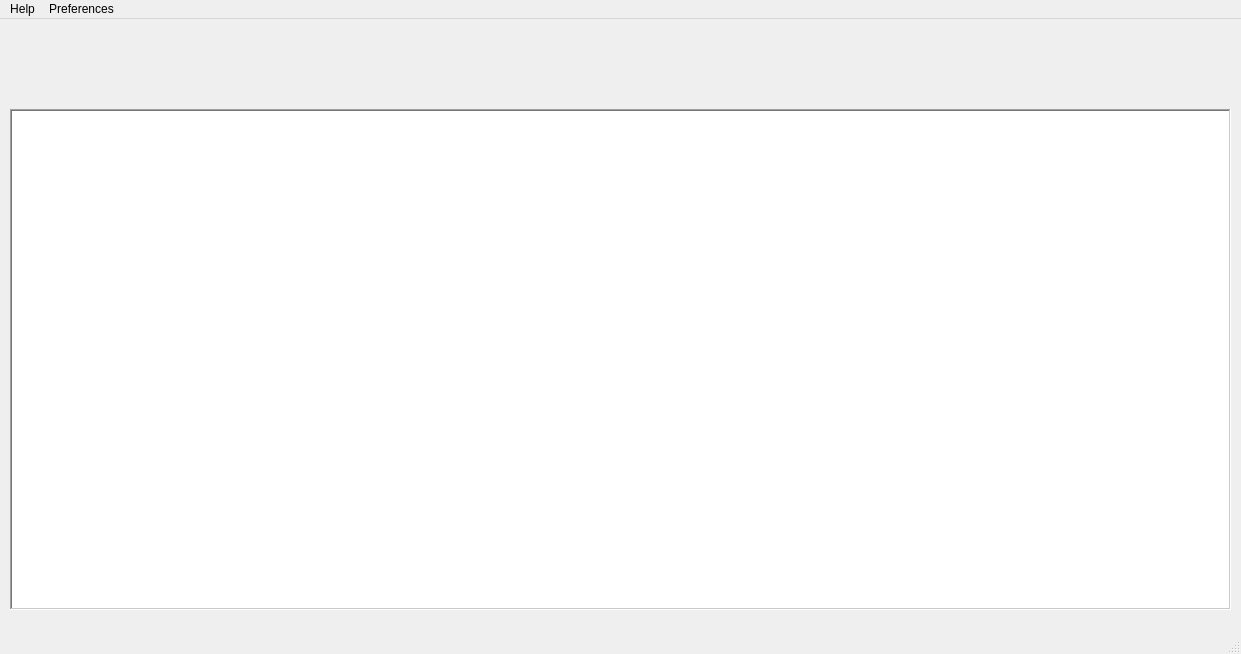
The window that mainwindow.ui (rcatalasan/NFL-Pamphlet) describes before a commit, drawn with Qt 5.
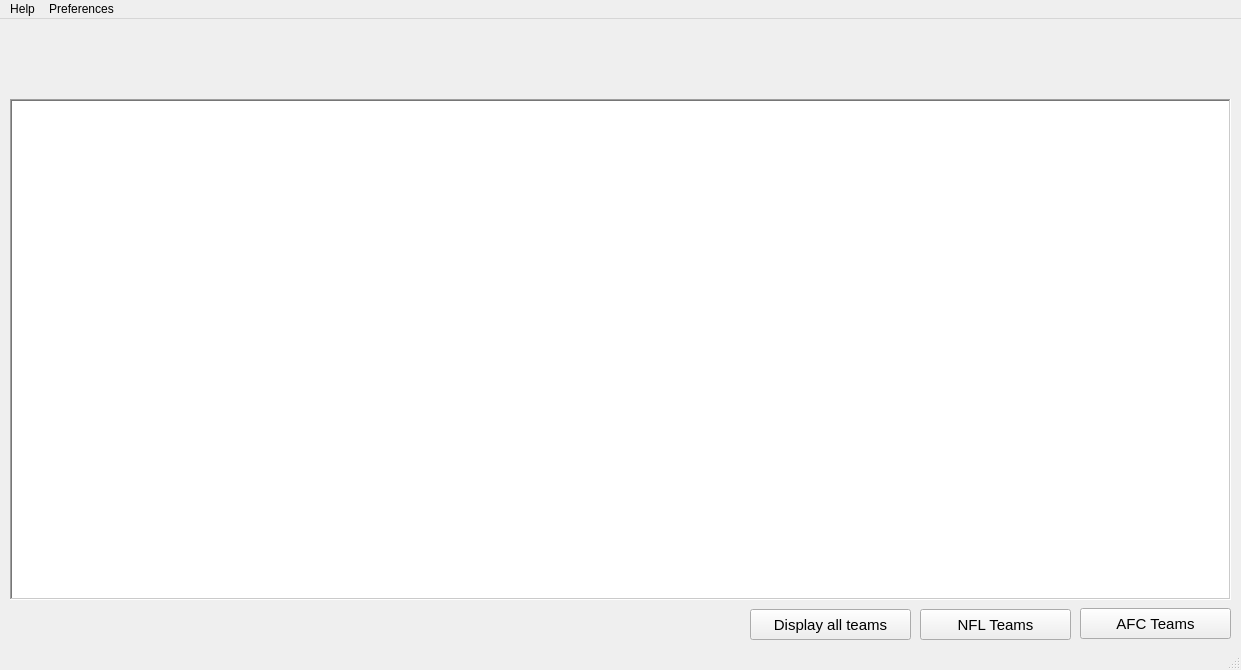
The same window after the commit. Icons and pictures are not drawn.

```diff
--- a/mainwindow.ui
+++ b/mainwindow.ui
@@ -7,7 +7,7 @@
     <x>0</x>
     <y>0</y>
     <width>1241</width>
-    <height>654</height>
+    <height>670</height>
    </rect>
   </property>
   <property name="sizePolicy">
@@ -19,13 +19,13 @@
   <property name="minimumSize">
    <size>
     <width>1241</width>
-    <height>654</height>
+    <height>670</height>
    </size>
   </property>
   <property name="maximumSize">
    <size>
     <width>1241</width>
-    <height>654</height>
+    <height>670</height>
    </size>
   </property>
   <property name="windowTitle">
@@ -55,7 +55,7 @@
     <property name="geometry">
      <rect>
       <x>10</x>
-      <y>90</y>
+      <y>80</y>
       <width>1221</width>
       <height>501</height>
      </rect>
@@ -102,6 +102,60 @@
      <string>&lt;html&gt;&lt;head/&gt;&lt;body&gt;&lt;p&gt;&lt;img src=&quot;:/new/prefix1/imgs/nflpamphletdark.png&quot;/&gt;&lt;/p&gt;&lt;/body&gt;&lt;/html&gt;</string>
     </property>
    </widget>
+   <widget class="QPushButton" name="pushButton_afc">
+    <property name="geometry">
+     <rect>
+      <x>1080</x>
+      <y>589</y>
+      <width>151</width>
+      <height>31</height>
+     </rect>
+    </property>
+    <property name="font">
+     <font>
+      <pointsize>11</pointsize>
+     </font>
+    </property>
+    <property name="text">
+     <string>AFC Teams</string>
+    </property>
+   </widget>
+   <widget class="QPushButton" name="pushButton_nfl">
+    <property name="geometry">
+     <rect>
+      <x>920</x>
+      <y>590</y>
+      <width>151</width>
+      <height>31</height>
+     </rect>
+    </property>
+    <property name="font">
+     <font>
+      <pointsize>11</pointsize>
+     </font>
+    </property>
+    <property name="text">
+     <string>NFL Teams</string>
+    </property>
+   </widget>
+   <widget class="QPushButton" name="pushButton_all">
+    <property name="geometry">
+     <rect>
+      <x>750</x>
+      <y>590</y>
+      <width>161</width>
+      <height>31</height>
+     </rect>
+    </property>
+    <property name="font">
+     <font>
+      <pointsize>11</pointsize>
+     </font>
+    </property>
+    <property name="text">
+     <string>Display all teams</string>
+    </property>
+   </widget>
    <zorder>NFLPamphletDark</zorder>
    <zorder>tableWidget</zorder>
    <zorder>NFLPicture</zorder>
```
Left out of the diff: 3 changed lines with no effect on the pictures.
